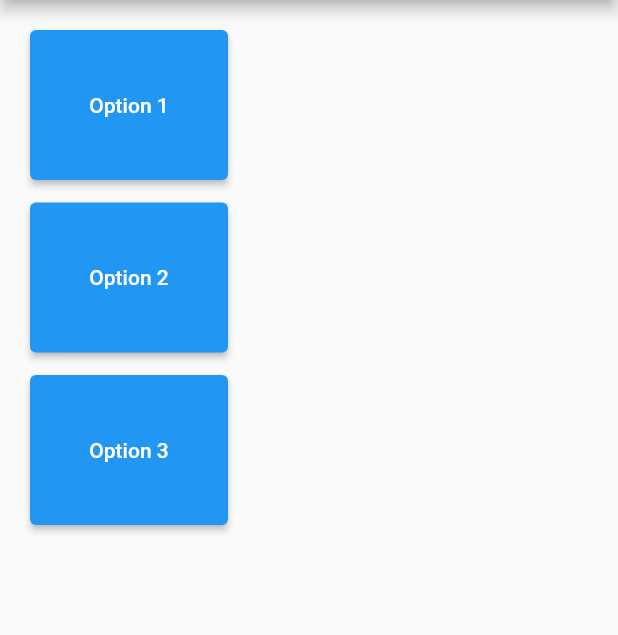
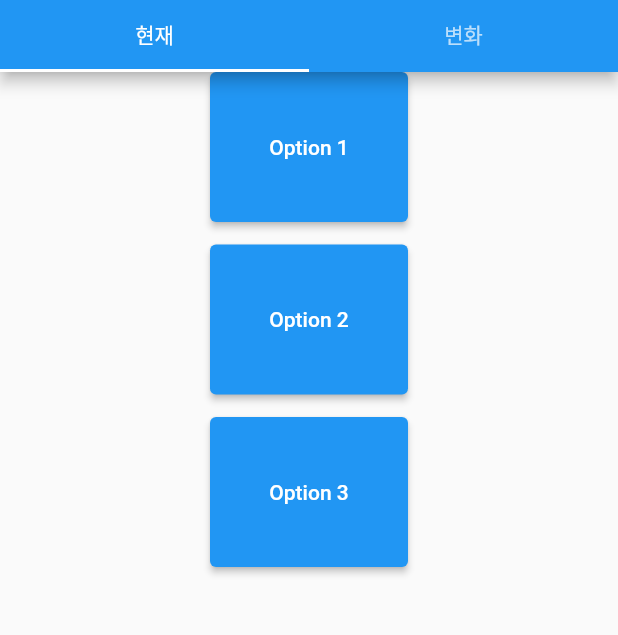
Before and after one commit to alskfl222/streamview-controller, a Flutter app: the screen it shows after launch, on a phone screen of 412 x 824 dp, the part 84-719 px from its top. Run offline on Flutter 3.47's test engine with Material 2 defaults, Android fonts, the phone set to English and light mode, and no system bars; our stand-ins replace flutter_dotenv.

Commit message:
Feat: split widget, .env

```diff
--- /dev/null
+++ b/lib/homepage.dart
@@ -0,0 +1,37 @@
+import 'package:flutter/material.dart';
+import 'tab.dart';
+
+class MyHomePage extends StatelessWidget {
+  final String title;
+  final Function(String, Map<String, dynamic>) sendMessage;
+
+  const MyHomePage({
+    super.key,
+    required this.title,
+    required this.sendMessage,
+  });
+
+  @override
+  Widget build(BuildContext context) {
+    return DefaultTabController(
+      length: 2,
+      child: Scaffold(
+        appBar: AppBar(
+          title: Text(title),
+          bottom: const TabBar(
+            tabs: [
+              Tab(text: "현재"),
+              Tab(text: "변화"),
+            ],
+          ),
+        ),
+        body: TabBarView(
+          children: [
+            TabContent(sendMessage: sendMessage, tabName: "Tab 1"),
+            TabContent(sendMessage: sendMessage, tabName: "Tab 2"),
+          ],
+        ),
+      ),
+    );
+  }
+}
--- a/lib/main.dart
+++ b/lib/main.dart
@@ -2,43 +2,31 @@ import 'dart:convert';
 import 'package:flutter/material.dart';
 import 'package:web_socket_channel/web_socket_channel.dart';
 import 'package:flutter_dotenv/flutter_dotenv.dart';
+import 'homepage.dart';
 
 void main() async {
-  await dotenv.load();
+  await dotenv.load(fileName: ".env");
   runApp(const MyApp());
 }
 
-class MyApp extends StatelessWidget {
+class MyApp extends StatefulWidget {
   const MyApp({super.key});
 
   @override
-  Widget build(BuildContext context) {
-    const title = 'WebSocket Demo';
-    return const MaterialApp(
-      title: title,
-      home: MyHomePage(
-        title: title,
-      ),
-    );
-  }
+  MyAppState createState() => MyAppState();
 }
 
-class MyHomePage extends StatefulWidget {
-  const MyHomePage({
-    super.key,
-    required this.title,
-  });
-
-  final String title;
+class MyAppState extends State<MyApp> {
+  late WebSocketChannel _channel;
 
   @override
-  State<MyHomePage> createState() => _MyHomePageState();
-}
-
-class _MyHomePageState extends State<MyHomePage> {
-  final _channel = WebSocketChannel.connect(
-    Uri.parse(dotenv.env['WEBSOCKET_URL']!),
-  );
+  void initState() {
+    super.initState();
+    _channel = WebSocketChannel.connect(
+      Uri.parse(dotenv.env['WEBSOCKET_URL']!),
+    );
+    _sendMessage("init", {});
+  }
 
   void _sendMessage(String type, Map<String, dynamic> data) {
     var jsonMessage = jsonEncode({
@@ -54,51 +42,11 @@ class _MyHomePageState extends State<MyHomePage> {
 
   @override
   Widget build(BuildContext context) {
-    return Scaffold(
-      appBar: AppBar(
-        title: Text(widget.title),
-      ),
-      body: Padding(
-        padding: const EdgeInsets.all(20),
-        child: Column(
-          crossAxisAlignment: CrossAxisAlignment.center,
-          children: [
-            // 버튼 3개를 추가
-            ElevatedButton(
-              onPressed: () => _sendMessage("option", {"value": "Option 1"}),
-              child: Container(
-                width: 100,
-                height: 100,
-                child: Center(child: Text("Option 1")),
-              ),
-            ),
-            SizedBox(height: 15),
-            ElevatedButton(
-              onPressed: () => _sendMessage("option", {"value": "Option 2"}),
-              child: Container(
-                width: 100,
-                height: 100,
-                child: Center(child: Text("Option 2")),
-              ),
-            ),
-            SizedBox(height: 15),
-            ElevatedButton(
-              onPressed: () => _sendMessage("option", {"value": "Option 3"}),
-              child: Container(
-                width: 100,
-                height: 100,
-                child: Center(child: Text("Option 3")),
-              ),
-            ),
-            SizedBox(height: 24),
-            StreamBuilder(
-              stream: _channel.stream,
-              builder: (context, snapshot) {
-                return Text(snapshot.hasData ? '${snapshot.data}' : '');
-              },
-            )
-          ],
-        ),
+    return MaterialApp(
+      title: 'WebSocket Demo',
+      home: MyHomePage(
+        title: 'WebSocket Demo',
+        sendMessage: _sendMessage,
       ),
     );
   }
--- /dev/null
+++ b/lib/tab.dart
@@ -0,0 +1,44 @@
+import 'package:flutter/material.dart';
+
+class TabContent extends StatelessWidget {
+  final Function(String, Map<String, dynamic>) sendMessage;
+  final String tabName;
+
+  const TabContent(
+      {super.key, required this.sendMessage, required this.tabName});
+
+  @override
+  Widget build(BuildContext context) {
+    return Column(
+      children: [
+        // 각 탭에 따른 버튼 및 로직 추가...
+        ElevatedButton(
+          onPressed: () => sendMessage(tabName, {"option": "Option 1"}),
+          child: Container(
+            width: 100,
+            height: 100,
+            child: Center(child: Text("Option 1")),
+          ),
+        ),
+        SizedBox(height: 15),
+        ElevatedButton(
+          onPressed: () => sendMessage(tabName, {"option": "Option 2"}),
+          child: Container(
+            width: 100,
+            height: 100,
+            child: Center(child: Text("Option 2")),
+          ),
+        ),
+        SizedBox(height: 15),
+        ElevatedButton(
+          onPressed: () => sendMessage(tabName, {"option": "Option 3"}),
+          child: Container(
+            width: 100,
+            height: 100,
+            child: Center(child: Text("Option 3")),
+          ),
+        ),
+      ],
+    );
+  }
+}
--- a/pubspec.yaml
+++ b/pubspec.yaml
@@ -61,7 +61,8 @@ flutter:
   uses-material-design: true
 
   # To add assets to your application, add an assets section, like this:
-  # assets:
+  assets:
+    - .env
   #   - images/a_dot_burr.jpeg
   #   - images/a_dot_ham.jpeg
 
```
